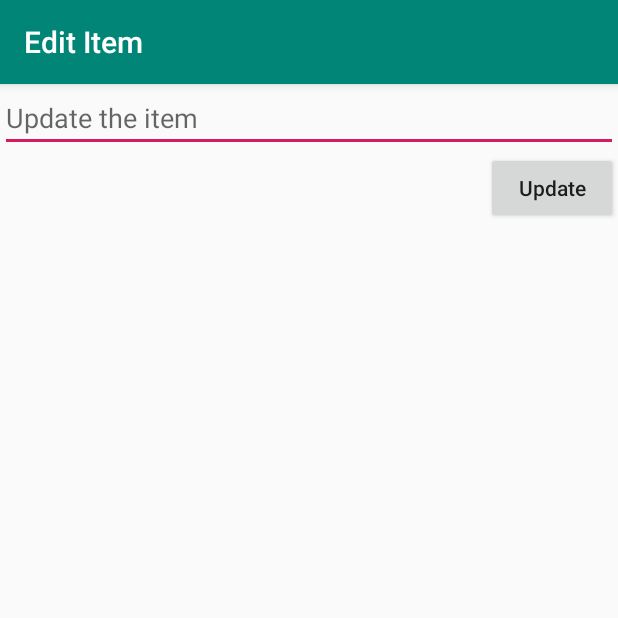
After one commit to michaellofton/SimpleTodo, an Android app: the EditActivity screen opened directly, with no data from a screen before it, on a phone screen of 412 x 824 dp, the top half of it. The commit adds this screen. Run offline under Robolectric (Android 15) with nearby library versions, the phone set to English and light mode, and no system bars.

Commit message:
Added edit item feature. Also prevented user from adding an item with no text (i.e. when text.equals("")) and showed toast to let them know.

```diff
--- a/app/src/main/AndroidManifest.xml
+++ b/app/src/main/AndroidManifest.xml
@@ -9,6 +9,7 @@
         android:roundIcon="@mipmap/ic_launcher_round"
         android:supportsRtl="true"
         android:theme="@style/AppTheme">
+        <activity android:name=".EditActivity"></activity>
         <activity android:name=".MainActivity">
             <intent-filter>
                 <action android:name="android.intent.action.MAIN" />
--- /dev/null
+++ b/app/src/main/java/com/example/simpletodo/EditActivity.java
@@ -0,0 +1,49 @@
+package com.example.simpletodo;
+
+import androidx.appcompat.app.AppCompatActivity;
+
+import android.content.Intent;
+import android.os.Bundle;
+import android.util.Log;
+import android.view.View;
+import android.widget.Button;
+import android.widget.EditText;
+
+public class EditActivity extends AppCompatActivity {
+
+    private final String TAG = EditActivity.class.getSimpleName();
+
+    EditText etItem;
+    Button btnSave;
+
+    @Override
+    protected void onCreate(Bundle savedInstanceState) {
+        super.onCreate(savedInstanceState);
+        setContentView(R.layout.activity_edit);
+
+        etItem = findViewById(R.id.etItem);
+        btnSave = findViewById(R.id.btnSave);
+
+        if (getSupportActionBar() != null)
+            getSupportActionBar().setTitle("Edit Item");
+
+
+        String retrievedItemText = getIntent().getStringExtra(MainActivity.KEY_ITEM_TEXT);
+        etItem.setText(retrievedItemText);
+
+        btnSave.setOnClickListener(new View.OnClickListener() {
+            @Override
+            public void onClick(View v) {
+                // create intent that contains results of whatever the user modified
+                Intent intent = new Intent();
+                // pass the data (result of editing)
+                intent.putExtra(MainActivity.KEY_ITEM_TEXT, etItem.getText().toString());
+                intent.putExtra(MainActivity.KEY_ITEM_POSITION, getIntent().getExtras().getInt(MainActivity.KEY_ITEM_POSITION));
+                // set result of the intent
+                setResult(RESULT_OK, intent);
+                // finish the activity (close the screen and go back)
+                finish();
+            }
+        });
+    }
+}
--- /dev/null
+++ b/app/src/main/res/layout/activity_edit.xml
@@ -0,0 +1,30 @@
+<?xml version="1.0" encoding="utf-8"?>
+<RelativeLayout xmlns:android="http://schemas.android.com/apk/res/android"
+    xmlns:app="http://schemas.android.com/apk/res-auto"
+    xmlns:tools="http://schemas.android.com/tools"
+    android:layout_width="match_parent"
+    android:layout_height="match_parent"
+    tools:context=".EditActivity">
+
+    <EditText
+        android:id="@+id/etItem"
+        android:layout_width="match_parent"
+        android:layout_height="wrap_content"
+        android:layout_alignParentStart="true"
+        android:layout_alignParentTop="true"
+        android:layout_marginStart="0dp"
+        android:layout_marginTop="0dp"
+        android:ems="10"
+        android:hint="Update the item" />
+
+    <Button
+        android:id="@+id/btnSave"
+        android:layout_width="wrap_content"
+        android:layout_height="wrap_content"
+        android:layout_below="@+id/etItem"
+        android:layout_alignParentEnd="true"
+        android:layout_marginTop="0dp"
+        android:layout_marginEnd="0dp"
+        android:inputType="text"
+        android:text="Update" />
+</RelativeLayout>
```
Also changed, not shown: app/src/main/java/com/example/simpletodo/ItemsAdapter.java (+14 -1 lines), app/src/main/java/com/example/simpletodo/MainActivity.java (+55 -8 lines).
